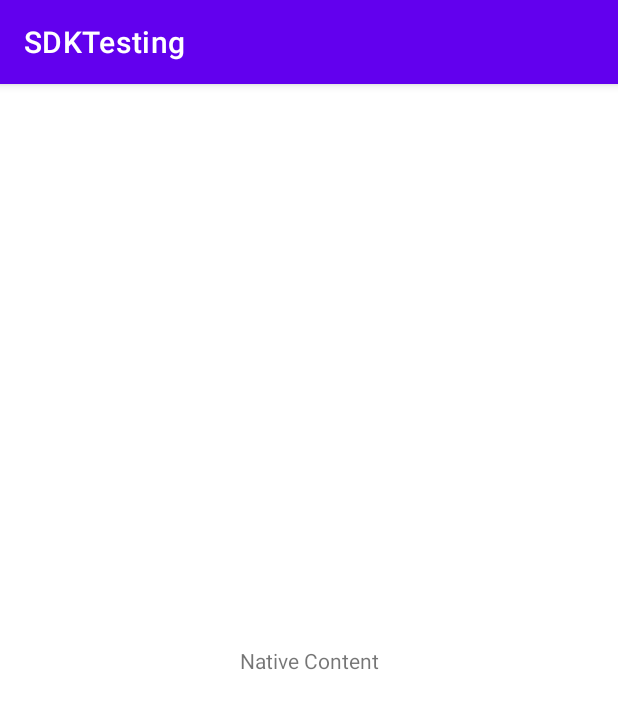
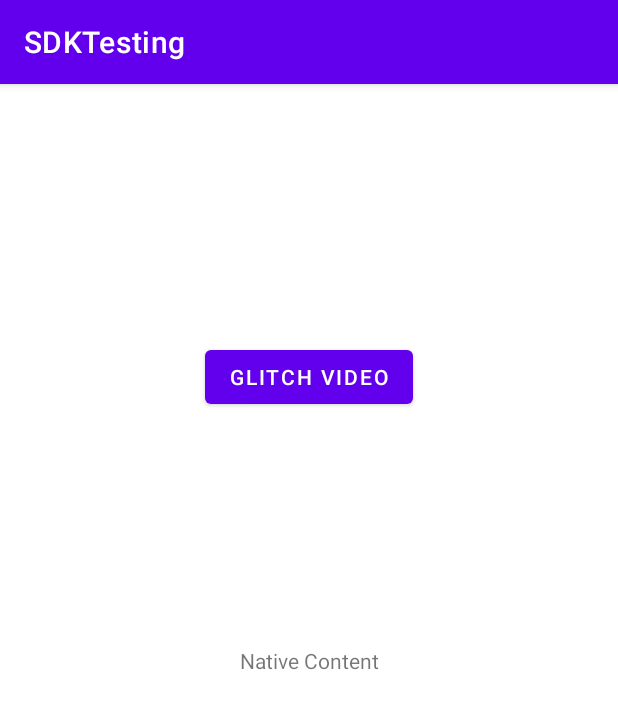
Before and after one commit to alinmobilearts/FlowSDK, an Android app: the MainNativeContent screen opened directly, with no data from a screen before it, on a phone screen of 412 x 824 dp. Shown: the top 709 px of the screen. Run offline under Robolectric (Android 15) with nearby library versions, the phone set to English and light mode, and no system bars; libraries missing offline, so code that uses them is left out: com.video.glitcheffect.

Commit message:
initial commit

```diff
--- a/app/src/main/java/com/mag/dream/MainNativeContent.java
+++ b/app/src/main/java/com/mag/dream/MainNativeContent.java
@@ -1,9 +1,11 @@
 package com.mag.dream;
 
 import android.os.Bundle;
+import android.view.View;
 import android.widget.Button;
 
 import com.mag.general.GeneralBaseActivity;
+import com.video.glitcheffect.GlitchEffectPlugin;
 
 public class MainNativeContent extends GeneralBaseActivity {
 
@@ -14,5 +16,13 @@ public class MainNativeContent extends GeneralBaseActivity {
         Button portal_btn = findViewById(R.id.portal_btn);
         registerPButton(portal_btn);
 
+        Button glitch_video = findViewById(R.id.glitch_video);
+        glitch_video.setOnClickListener(new View.OnClickListener() {
+            @Override
+            public void onClick(View v) {
+                GlitchEffectPlugin.getInstance().launch(MainNativeContent.this);
+            }
+        });
+
     }
 }
--- a/app/src/main/res/layout/activity_main_native_content.xml
+++ b/app/src/main/res/layout/activity_main_native_content.xml
@@ -26,5 +26,15 @@
         app:layout_constraintStart_toStartOf="parent"
         app:layout_constraintTop_toTopOf="parent" />
 
+    <Button
+        android:id="@+id/glitch_video"
+        android:layout_width="wrap_content"
+        android:layout_height="wrap_content"
+        android:layout_marginTop="16dp"
+        android:text="glitch video"
+        app:layout_constraintBottom_toTopOf="@+id/textView"
+        app:layout_constraintEnd_toEndOf="parent"
+        app:layout_constraintStart_toStartOf="parent"
+        app:layout_constraintTop_toTopOf="parent" />
 
 </androidx.constraintlayout.widget.ConstraintLayout>
--- a/general/build.gradle
+++ b/general/build.gradle
@@ -13,7 +13,6 @@ android {
         targetSdkVersion 29
         versionCode 1
         versionName "1.0"
-
         testInstrumentationRunner "androidx.test.runner.AndroidJUnitRunner"
         consumerProguardFiles "consumer-rules.pro"
     }
@@ -43,7 +42,7 @@ dependencies {
 //region Publish to jCenter
 def libGroupId = 'com.mag'
 def libArtifactId = 'general'
-def libVersion = '0.0.2'
+def libVersion = '0.0.3'
 def libDesc = 'This is an Android project allowing to track installs over adjust'
 def libLicenses = ['Apache-2.0']
 def libVCSUrl = 'https://github.com/alinmobilearts/FlowSDK'
--- a/general1/build.gradle
+++ /dev/null
@@ -1,2 +0,0 @@
-configurations.maybeCreate("default")
-artifacts.add("default", file('general.aar'))
--- /dev/null
+++ b/glitch_effect/build.gradle
@@ -0,0 +1,2 @@
+configurations.maybeCreate("default")
+artifacts.add("default", file('glitch_effect-release.aar'))
--- a/settings.gradle
+++ b/settings.gradle
@@ -1,3 +1,4 @@
+include ':glitch_effect'
 include ':general'
 include ':app'
 rootProject.name = "SDKTesting"
```
Also changed, not shown: app/build.gradle (+9 -4 lines), build.gradle (+7 -1 lines), 1 other file.
